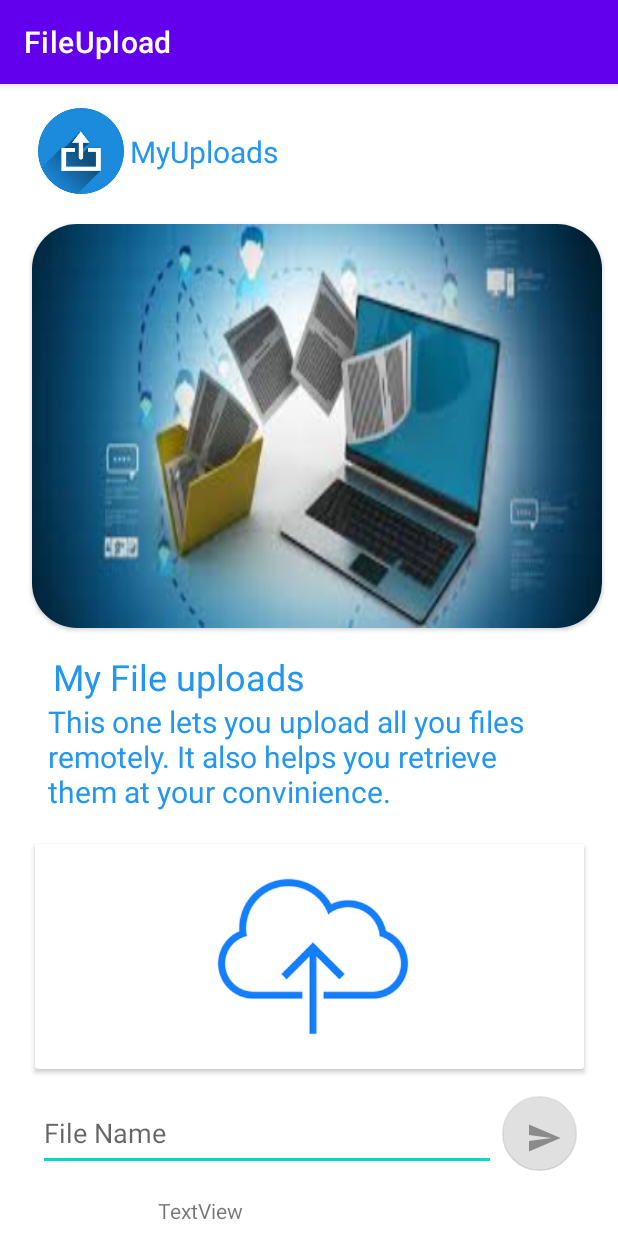
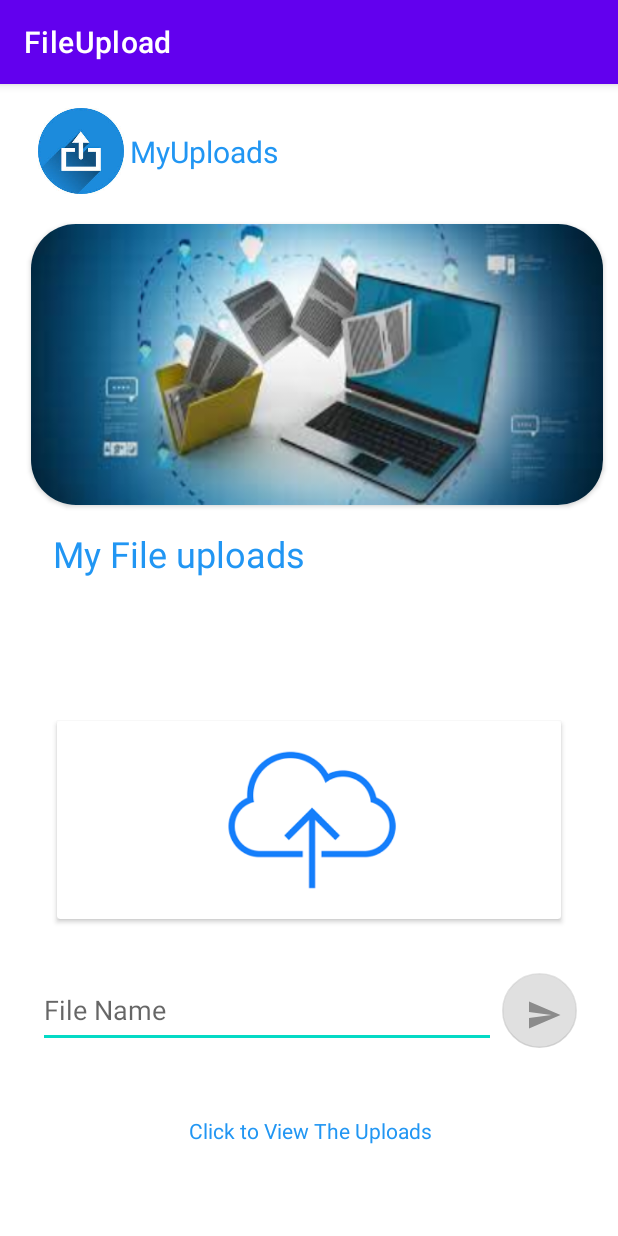
Before and after one commit to JMDev2/FileUplaod, an Android app: the MainActivity screen opened directly, with no data from a screen before it, on a phone screen of 412 x 824 dp. Run offline under Robolectric (Android 15) with nearby library versions, the phone set to English and light mode, and no system bars; our stand-ins replace Firebase (no records; nobody signed in at launch, a user with empty details on screens opened directly).

Commit message:
This will add the view pdf activity using the listview

```diff
--- a/app/src/main/AndroidManifest.xml
+++ b/app/src/main/AndroidManifest.xml
@@ -3,8 +3,7 @@
     xmlns:tools="http://schemas.android.com/tools"
     package="com.example.fileupload">
 
-
-    <uses-permission android:name="android.permission.INTERNET"/>
+    <uses-permission android:name="android.permission.INTERNET" />
 
     <application
         android:allowBackup="true"
@@ -16,6 +15,9 @@
         android:supportsRtl="true"
         android:theme="@style/Theme.FileUpload"
         tools:targetApi="31">
+        <activity
+            android:name=".ViewPdfActivity"
+            android:exported="false" />
         <activity
             android:name=".ForgortPassword"
             android:exported="false" />
--- a/app/src/main/java/com/example/fileupload/MainActivity.java
+++ b/app/src/main/java/com/example/fileupload/MainActivity.java
@@ -17,8 +17,10 @@ import android.widget.ImageView;
 import android.widget.TextView;
 import android.widget.Toast;
 
+import com.google.android.gms.tasks.Continuation;
 import com.google.android.gms.tasks.OnFailureListener;
 import com.google.android.gms.tasks.OnSuccessListener;
+import com.google.android.gms.tasks.Task;
 import com.google.android.material.floatingactionbutton.FloatingActionButton;
 import com.google.firebase.database.DatabaseReference;
 import com.google.firebase.database.FirebaseDatabase;
@@ -32,6 +34,7 @@ public class MainActivity extends AppCompatActivity implements View.OnClickListe
     private EditText mFileName;
     private FloatingActionButton mSubmitButton;
     private TextView status;
+    private TextView textView;
 
     String downloadUrl = "";
 
@@ -49,9 +52,11 @@ public class MainActivity extends AppCompatActivity implements View.OnClickListe
         mFileName = (EditText) findViewById(R.id.file_name);
         mSubmitButton = (FloatingActionButton) findViewById(R.id.upload_button);
         status = (TextView) findViewById(R.id.status);
+        textView = (TextView) findViewById(R.id.textView);
 
         mUploadImage.setOnClickListener(this);
         mSubmitButton.setOnClickListener(this);
+        textView.setOnClickListener(this);
 
         mSubmitButton.setEnabled(false);
 
@@ -137,6 +142,12 @@ public class MainActivity extends AppCompatActivity implements View.OnClickListe
                 getPDF();
                 break;
 
+            case R.id.textView:
+                Intent i = new Intent(MainActivity.this, ViewPdfActivity.class);
+                startActivity(i);
+                break;
+
+
 
         }
 }
--- a/app/src/main/res/layout/activity_main.xml
+++ b/app/src/main/res/layout/activity_main.xml
@@ -60,8 +60,8 @@
 
     <androidx.cardview.widget.CardView
         android:id="@+id/cardView3"
-        android:layout_width="380dp"
-        android:layout_height="0dp"
+        android:layout_width="381dp"
+        android:layout_height="187dp"
         android:layout_marginStart="10dp"
         android:layout_marginTop="93dp"
         android:layout_marginBottom="144dp"
@@ -70,7 +70,7 @@
         app:layout_constraintEnd_toEndOf="parent"
         app:layout_constraintStart_toStartOf="parent"
         app:layout_constraintTop_toTopOf="parent"
-        app:layout_constraintVertical_bias="0.0">
+        app:layout_constraintVertical_bias="0.25">
 
         <ImageView
             android:id="@+id/imageView3"
@@ -98,24 +98,13 @@
         app:layout_constraintTop_toBottomOf="@+id/cardView3"
         app:layout_constraintVertical_bias="0.0" />
 
-    <TextView
-        android:id="@+id/textView4"
-        android:layout_width="337dp"
-        android:layout_height="91dp"
-        android:layout_marginStart="32dp"
-        android:text="This one lets you upload all you files remotely. It also helps you retrieve them at your convinience."
-        android:textColor="#2196F3"
-        android:textSize="20sp"
-        app:layout_constraintEnd_toEndOf="parent"
-        app:layout_constraintHorizontal_bias="0.0"
-        app:layout_constraintStart_toStartOf="parent"
-        app:layout_constraintTop_toBottomOf="@+id/textView3" />
-
     <androidx.cardview.widget.CardView
         android:id="@+id/cardView4"
-        android:layout_width="366dp"
-        android:layout_height="150dp"
-        android:layout_marginBottom="111dp"
+        android:layout_width="0dp"
+        android:layout_height="0dp"
+        android:layout_marginStart="38dp"
+        android:layout_marginEnd="38dp"
+        android:layout_marginBottom="211dp"
         app:layout_constraintBottom_toBottomOf="parent"
         app:layout_constraintEnd_toEndOf="parent"
         app:layout_constraintStart_toStartOf="parent"
@@ -142,7 +131,8 @@
         app:layout_constraintBottom_toBottomOf="parent"
         app:layout_constraintEnd_toStartOf="@+id/upload_button"
         app:layout_constraintStart_toStartOf="parent"
-        app:layout_constraintTop_toBottomOf="@+id/cardView4" />
+        app:layout_constraintTop_toBottomOf="@+id/cardView4"
+        app:layout_constraintVertical_bias="0.18" />
 
     <com.google.android.material.floatingactionbutton.FloatingActionButton
         android:id="@+id/upload_button"
@@ -159,15 +149,31 @@
 
     <TextView
         android:id="@+id/status"
+        android:layout_width="288dp"
+        android:layout_height="24dp"
+        android:layout_marginStart="104dp"
+        android:layout_marginTop="41dp"
+        android:layout_marginEnd="249dp"
+        android:layout_marginBottom="41dp"
+        app:layout_constraintBottom_toTopOf="@+id/textView"
+        app:layout_constraintEnd_toEndOf="parent"
+        app:layout_constraintHorizontal_bias="0.186"
+        app:layout_constraintStart_toStartOf="parent"
+        app:layout_constraintTop_toBottomOf="@+id/file_name" />
+
+    <TextView
+        android:id="@+id/textView"
         android:layout_width="wrap_content"
         android:layout_height="wrap_content"
-        android:layout_marginStart="104dp"
-        android:layout_marginTop="59dp"
-        android:layout_marginEnd="249dp"
-        android:text="TextView"
+        android:layout_marginStart="125dp"
+        android:layout_marginEnd="124dp"
+        android:layout_marginBottom="16dp"
+        android:text="Click to View The Uploads"
+        android:textColor="#2196F3"
         app:layout_constraintBottom_toBottomOf="parent"
         app:layout_constraintEnd_toEndOf="parent"
+        app:layout_constraintHorizontal_bias="1.0"
         app:layout_constraintStart_toStartOf="parent"
-        app:layout_constraintTop_toTopOf="@+id/file_name" />
+        app:layout_constraintTop_toBottomOf="@+id/file_name" />
 
 </androidx.constraintlayout.widget.ConstraintLayout>
```
Also changed, not shown: app/src/main/java/com/example/fileupload/Upload.java (+2 -6 lines), app/src/main/java/com/example/fileupload/ViewPdfActivity.java (added, +84 -0 lines), app/src/main/res/layout/activity_view_files.xml (added, +22 -0 lines), app/src/main/res/layout/activity_view_pdf.xml (added, +17 -0 lines), app/src/main/res/layout/uploadsfile.xml (added, +18 -0 lines). Lines whose indentation alone changed are shown as unchanged.
